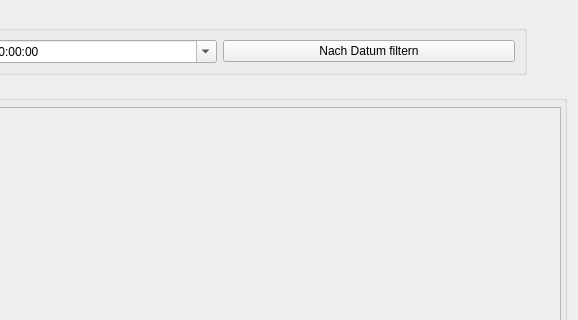
First picture: the form in ebp_client/ereignis.ui, repository Robotregent/EBP, before the edit; both pictures show x 411 to 989 and y 0 to 320 of the 989 by 701 pixel window.
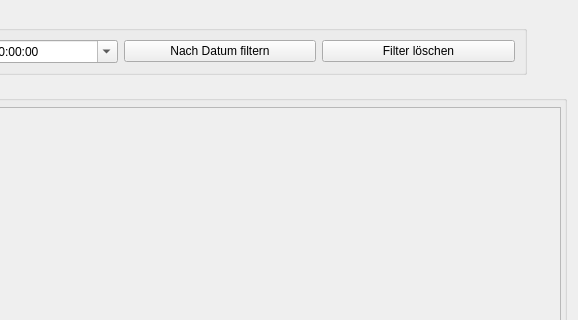
Second picture: the form after the edit.

Diff of the .ui file:
```diff
--- a/ebp_client/ereignis.ui
+++ b/ebp_client/ereignis.ui
@@ -67,6 +67,13 @@
           </property>
          </widget>
         </item>
+        <item row="0" column="2">
+         <widget class="QPushButton" name="clearFilterButton">
+          <property name="text">
+           <string>Filter löschen</string>
+          </property>
+         </widget>
+        </item>
        </layout>
       </widget>
      </item>
```
Left out of the diff: 2 changed lines with no effect on the pictures.
